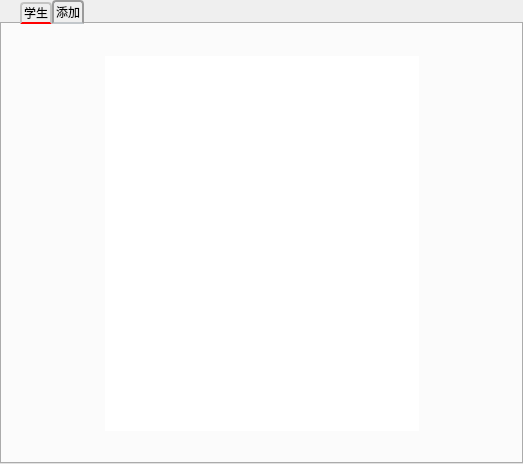
This is StuVsProject/rootSmall.ui in ZiYiWang-create/stuVsProject as Qt 5 draws it before an edit. The edited form follows.
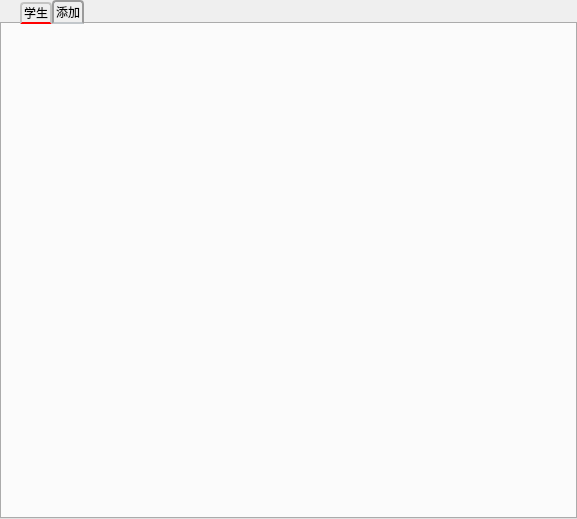
This is the edited form. The open tabs and pages were chosen to show the change. Custom widgets are drawn as their Qt base class.

Patch:
```diff
--- a/StuVsProject/rootSmall.ui
+++ b/StuVsProject/rootSmall.ui
@@ -6,8 +6,8 @@
    <rect>
     <x>0</x>
     <y>0</y>
-    <width>523</width>
-    <height>464</height>
+    <width>577</width>
+    <height>519</height>
    </rect>
   </property>
   <property name="windowTitle">
@@ -198,54 +198,41 @@
        <property name="spacing">
         <number>0</number>
        </property>
-       <item row="0" column="1">
-        <spacer name="verticalSpacer">
-         <property name="orientation">
-          <enum>Qt::Vertical</enum>
-         </property>
-         <property name="sizeHint" stdset="0">
-          <size>
-           <width>20</width>
-           <height>130</height>
-          </size>
-         </property>
-        </spacer>
-       </item>
-       <item row="1" column="0">
-        <spacer name="horizontalSpacer">
-         <property name="orientation">
-          <enum>Qt::Horizontal</enum>
-         </property>
-         <property name="sizeHint" stdset="0">
-          <size>
-           <width>228</width>
-           <height>20</height>
-          </size>
-         </property>
-        </spacer>
-       </item>
-       <item row="1" column="1" rowspan="2">
+       <item row="0" column="1" rowspan="2">
         <widget class="QStackedWidget" name="stackedWidget">
          <property name="minimumSize">
           <size>
-           <width>314</width>
-           <height>375</height>
+           <width>350</width>
+           <height>434</height>
           </size>
          </property>
          <property name="maximumSize">
           <size>
-           <width>341</width>
-           <height>375</height>
+           <width>352</width>
+           <height>451</height>
           </size>
          </property>
          <property name="styleSheet">
-          <string notr="true">background-color: rgb(255, 255, 255);</string>
+          <string notr="true"/>
          </property>
          <widget class="rootInsertTeacher" name="teacherPage"/>
          <widget class="rootInsertStu" name="studentPage"/>
         </widget>
        </item>
-       <item row="2" column="2">
+       <item row="0" column="0">
+        <spacer name="horizontalSpacer">
+         <property name="orientation">
+          <enum>Qt::Horizontal</enum>
+         </property>
+         <property name="sizeHint" stdset="0">
+          <size>
+           <width>228</width>
+           <height>20</height>
+          </size>
+         </property>
+        </spacer>
+       </item>
+       <item row="1" column="2">
         <spacer name="horizontalSpacer_2">
          <property name="orientation">
           <enum>Qt::Horizontal</enum>
@@ -258,19 +245,6 @@
          </property>
         </spacer>
        </item>
-       <item row="3" column="1">
-        <spacer name="verticalSpacer_2">
-         <property name="orientation">
-          <enum>Qt::Vertical</enum>
-         </property>
-         <property name="sizeHint" stdset="0">
-          <size>
-           <width>20</width>
-           <height>129</height>
-          </size>
-         </property>
-        </spacer>
-       </item>
       </layout>
      </widget>
     </widget>
```
Left out of the diff: 2 changed lines with no effect on the pictures.
